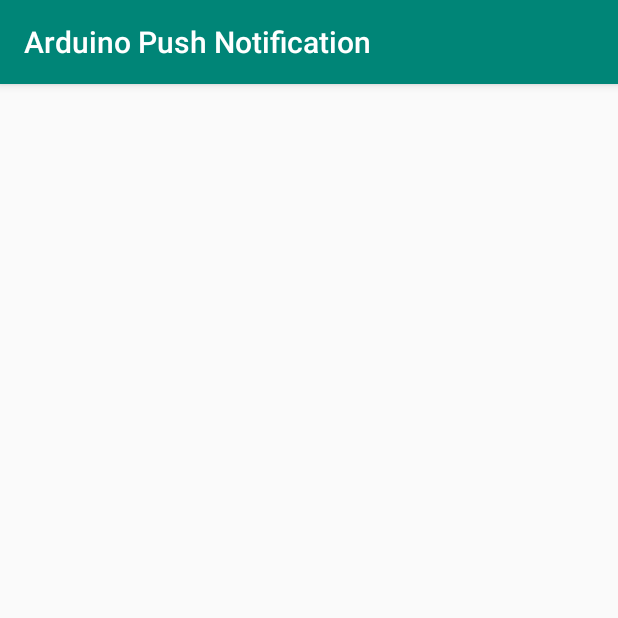
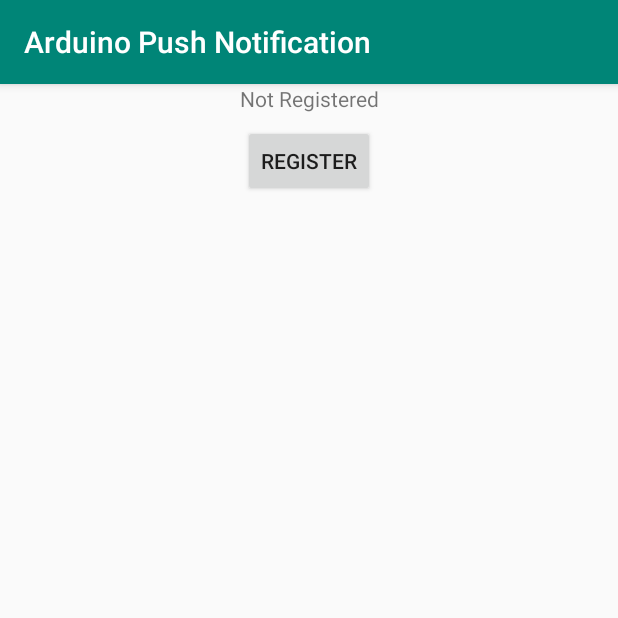
Before and after one commit to PRosenb/ArduinoPushNotification, an Android app: the screen it shows after launch (MainActivity), on a phone screen of 412 x 824 dp, the top half of it. Run offline under Robolectric (Android 15) with nearby library versions, the phone set to English and light mode, and no system bars; our stand-ins replace Timber.

Commit message:
add action button to register/unregister

```diff
--- a/app/src/main/java/ch/pete/arduinopushnotification/MainActivity.kt
+++ b/app/src/main/java/ch/pete/arduinopushnotification/MainActivity.kt
@@ -6,7 +6,7 @@
 import androidx.lifecycle.ViewModelProviders
 import kotlinx.android.synthetic.main.activity_main.*
 
-class MainActivity : AppCompatActivity() {
+class MainActivity : AppCompatActivity(), MainView {
     private lateinit var viewModel: MainViewModel
 
     override fun onCreate(savedInstanceState: Bundle?) {
@@ -14,8 +14,25 @@
         setContentView(R.layout.activity_main)
 
         viewModel = ViewModelProviders.of(this).get(MainViewModel::class.java)
+        viewModel.view = this
         viewModel.init()
 
         viewModel.installationId.observe(this, Observer { installationId.text = it })
+
+        action.setOnClickListener {
+            viewModel.onActionButtonClicked()
+        }
+    }
+
+    override fun updateActionButton(actionText: String) {
+        action.text = actionText
+    }
+
+    override fun enableActionButton() {
+        action.isEnabled = true
+    }
+
+    override fun disableActionButton() {
+        action.isEnabled = false
     }
 }
--- /dev/null
+++ b/app/src/main/java/ch/pete/arduinopushnotification/MainView.kt
@@ -0,0 +1,7 @@
+package ch.pete.arduinopushnotification
+
+interface MainView {
+    fun updateActionButton(actionText: String)
+    fun disableActionButton()
+    fun enableActionButton()
+}
--- a/app/src/main/java/ch/pete/arduinopushnotification/MainViewModel.kt
+++ b/app/src/main/java/ch/pete/arduinopushnotification/MainViewModel.kt
@@ -6,11 +6,17 @@
 import androidx.lifecycle.AndroidViewModel
 import androidx.lifecycle.LiveData
 import androidx.lifecycle.MutableLiveData
+import androidx.work.WorkInfo
+import com.google.android.gms.tasks.OnCompleteListener
+import com.google.firebase.iid.FirebaseInstanceId
+import timber.log.Timber
 
 class MainViewModel(application: Application) : AndroidViewModel(application) {
+    val installationId: LiveData<String>
+        get() = mutableInstallationId
+    var view: MainView? = null
+
     private val mutableInstallationId: MutableLiveData<String> = MutableLiveData()
-    val installationId: LiveData<String> = mutableInstallationId
-
     private val prefs = PreferenceManager.getDefaultSharedPreferences(getApplication())
     // is garbage collected when it's a lambda
     @Suppress("ObjectLiteralToLambda")
@@ -18,8 +24,7 @@
         override fun onSharedPreferenceChanged(sharedPreferences: SharedPreferences?, key: String?) {
             when (key) {
                 MessagingService.PREF_INSTALLATION_ID -> {
-                    mutableInstallationId.value =
-                        prefs.getString(MessagingService.PREF_INSTALLATION_ID, null)
+                    updateRegistration()
                 }
             }
         }
@@ -27,7 +32,68 @@
 
     fun init() {
         prefs.registerOnSharedPreferenceChangeListener(preferencesChangeListener)
-        mutableInstallationId.value = prefs.getString(MessagingService.PREF_INSTALLATION_ID, null)
+        updateRegistration()
+    }
+
+    fun onActionButtonClicked() {
+        val installationId = prefs.getString(MessagingService.PREF_INSTALLATION_ID, null)
+        if (installationId == null) {
+            // not registered, register device
+            registerDevice()
+        } else {
+            // registered, so we unregiser the device
+            unregisterDevice()
+        }
+    }
+
+    private fun registerDevice() {
+        view?.disableActionButton()
+        FirebaseInstanceId.getInstance().instanceId
+            .addOnCompleteListener(OnCompleteListener { task ->
+                if (!task.isSuccessful) {
+                    Timber.w("getInstanceId failed", task.exception)
+                    return@OnCompleteListener
+                }
+
+                val token = task.result?.token
+                val liveDataWorkInfo = RegistrationWorker.createOrUpdateToken(token)
+                if (liveDataWorkInfo != null) {
+                    liveDataWorkInfo.observeForever { workInfo ->
+                        if (workInfo.state.isFinished) {
+                            if (workInfo.state == WorkInfo.State.SUCCEEDED) {
+                                view?.updateActionButton(getApplication<App>().getString(R.string.unregister))
+                            }
+                            view?.enableActionButton()
+                        }
+                    }
+                } else {
+                    view?.enableActionButton()
+                }
+            })
+    }
+
+    private fun unregisterDevice() {
+        view?.disableActionButton()
+        val liveDataWorkInfo = RegistrationWorker.deleteRegistration()
+        liveDataWorkInfo.observeForever { workInfo ->
+            if (workInfo.state.isFinished) {
+                if (workInfo.state == WorkInfo.State.SUCCEEDED) {
+                    view?.updateActionButton(getApplication<App>().getString(R.string.register))
+                }
+                view?.enableActionButton()
+            }
+        }
+    }
+
+    private fun updateRegistration() {
+        val installationId = prefs.getString(MessagingService.PREF_INSTALLATION_ID, null)
+        if (installationId == null) {
+            mutableInstallationId.value = getApplication<App>().getString(R.string.not_registered)
+            view?.updateActionButton(getApplication<App>().getString(R.string.register))
+        } else {
+            mutableInstallationId.value = installationId
+            view?.updateActionButton(getApplication<App>().getString(R.string.unregister))
+        }
     }
 
     override fun onCleared() {
--- a/app/src/main/res/layout/activity_main.xml
+++ b/app/src/main/res/layout/activity_main.xml
@@ -13,9 +13,17 @@
             android:id="@+id/installationId"
             android:textIsSelectable="true"
             tools:text="installationId"
-            app:layout_constraintBottom_toBottomOf="parent"
             app:layout_constraintLeft_toLeftOf="parent"
             app:layout_constraintRight_toRightOf="parent"
-            app:layout_constraintTop_toTopOf="parent"/>
+            app:layout_constraintTop_toTopOf="parent"
+    />
+    <Button
+            tools:text="Action"
+            android:layout_width="wrap_content"
+            android:layout_height="wrap_content"
+            android:id="@+id/action"
+            app:layout_constraintStart_toStartOf="parent"
+            android:layout_marginStart="8dp" app:layout_constraintEnd_toEndOf="parent" android:layout_marginEnd="8dp"
+            android:layout_marginTop="8dp" app:layout_constraintTop_toBottomOf="@+id/installationId"/>
 
 </androidx.constraintlayout.widget.ConstraintLayout>
--- a/app/src/main/res/values/strings.xml
+++ b/app/src/main/res/values/strings.xml
@@ -1,4 +1,7 @@
 <resources>
     <string name="app_name">Arduino Push Notification</string>
     <string name="default_channel_name">Default Channel</string>
+    <string name="not_registered">Not Registered</string>
+    <string name="register">Register</string>
+    <string name="unregister">Unregister</string>
 </resources>
```
Also changed, not shown: app/src/main/java/ch/pete/arduinopushnotification/MessagingService.kt (+0 -17 lines), app/src/main/java/ch/pete/arduinopushnotification/RegistrationWorker.kt (+20 -5 lines), app/src/main/java/ch/pete/arduinopushnotification/api/ServerApi.kt (+3 -7 lines).
